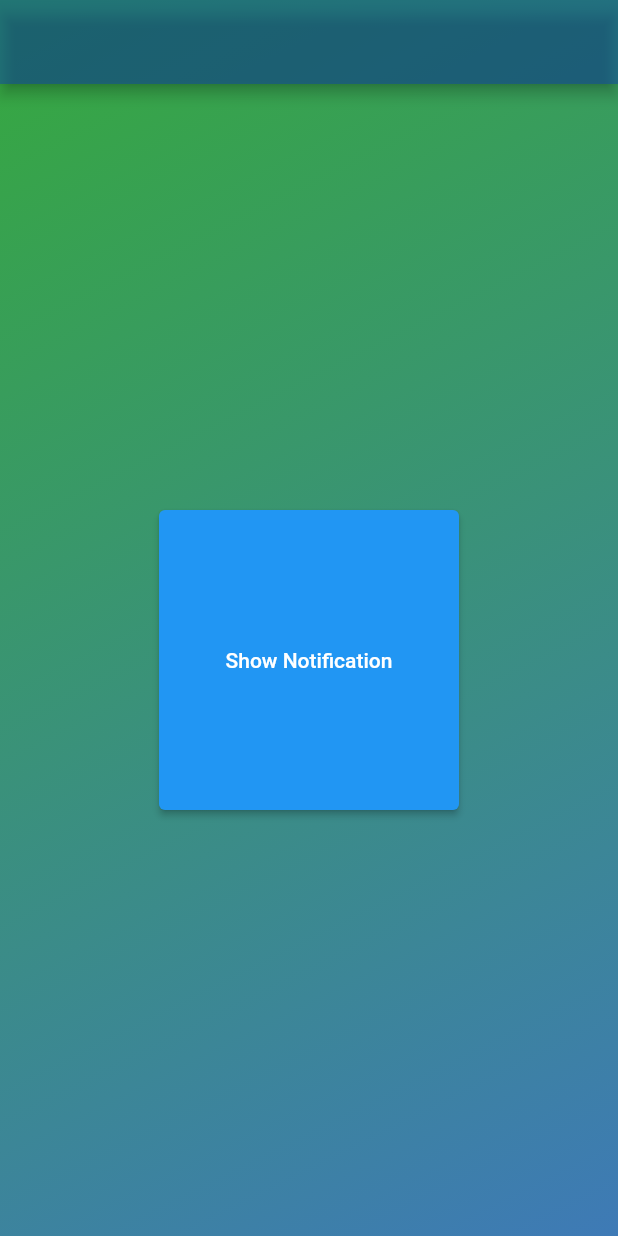
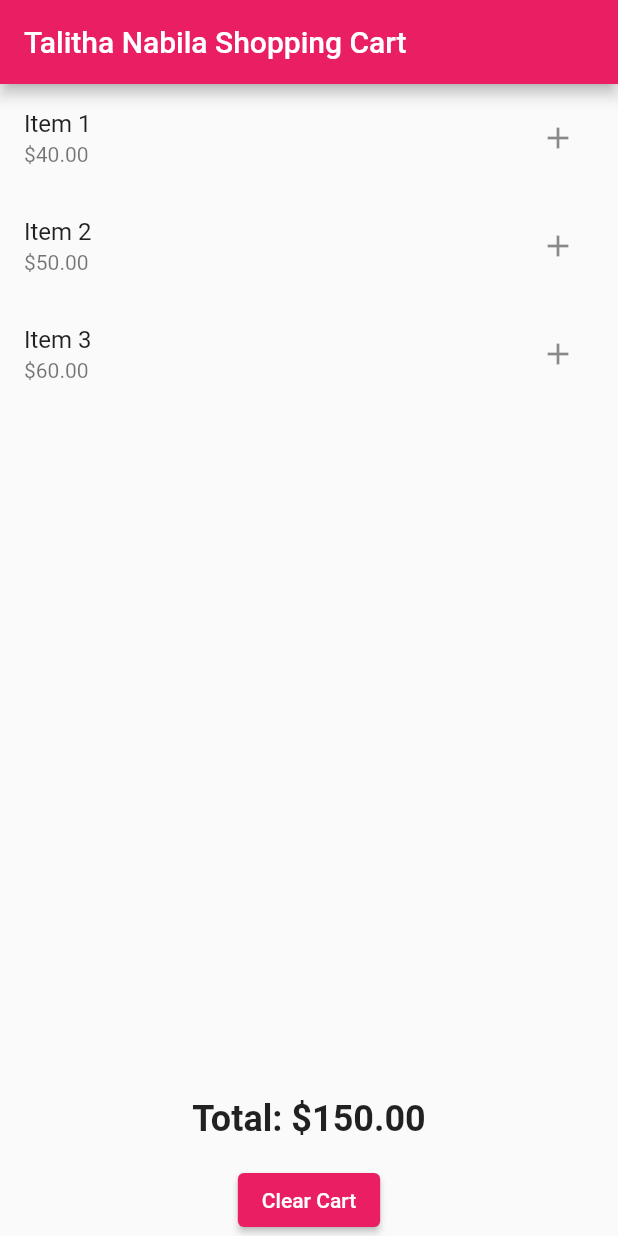
Before and after one commit to Kamize/talitha-flutter, a Flutter app: the screen it shows after launch, on a phone screen of 412 x 824 dp. Run offline on Flutter 3.47's test engine with Material 2 defaults, Android fonts, the phone set to English and light mode, and no system bars.

Commit message:
module 13 state management

```diff
--- a/lib/main.dart
+++ b/lib/main.dart
@@ -1,294 +1,133 @@
-// /// Flutter code sample for BottomNavigationBar
-// // This example shows a [BottomNavigationBar] as it is used within a [Scaffold]
-// // widget. The [BottomNavigationBar] has three [BottomNavigationBarItem]
-// // widgets, which means it defaults to [BottomNavigationBarType.fixed], and
-// // the [currentIndex] is set to index 0. The selected item is
-// // amber. The `_onItemTapped` function changes the selected item's index
-// // and displays a corresponding message in the center of the [Scaffold].
-// import 'package:flutter/material.dart';
-
-// class Todo {
-//   final String title;
-//   final String description;
-
-//   const Todo(this.title, this.description);
-// }
-
-// void main() => runApp(const MyApp());
-
-// /// This is the main application widget.
-// /// Talitha Nabila - 1301204516
-// class MyApp extends StatelessWidget {
-//   const MyApp({Key? key}) : super(key: key);
-//   static const String _title = 'Flutter Code Sample';
-//   @override
-//   Widget build(BuildContext context) {
-//     return MaterialApp(
-//       title: 'Passing Data',
-//       home: TodosScreen(
-//         todos: List.generate(
-//           6,
-//           (i) => Todo(
-//             'To-do list $i',
-//             'This is List $i description by Talitha Nabila',
-//           ),
-//         ),
-//       ),
-//     );
-//   }
-// }
-
-// /// This is the stateful widget that the main application instantiates.
-// class MyStatefulWidget extends StatefulWidget {
-//   const MyStatefulWidget({Key? key}) : super(key: key);
-//   @override
-//   State<MyStatefulWidget> createState() => _MyStatefulWidgetState();
-// }
-
-// /// This is the private State class that goes with MyStatefulWidget.
-// class _MyStatefulWidgetState extends State<MyStatefulWidget> {
-//   int _selectedIndex = 0;
-//   String selectedValue = 'Value 1';
-//   List<String> dropdownItems = ['Value 1', 'Value 2', 'Value 3'];
-//   static const TextStyle optionStyle =
-//       TextStyle(fontSize: 30, fontWeight: FontWeight.bold);
-//   static const List<Widget> _widgetOptions = <Widget>[
-//     Text(
-//       'Index 0: Home',
-//       style: optionStyle,
-//     ),
-//     Text(
-//       'Index 1: Business',
-//       style: optionStyle,
-//     ),
-//     Text(
-//       'Index 2: School',
-//       style: optionStyle,
-//     ),
-//   ];
-
-//   void _onItemTapped(int index) {
-//     setState(() {
-//       _selectedIndex = index;
-//     });
-//   }
-
-//   @override
-//   Widget build(BuildContext context) {
-//     return Scaffold(
-//       appBar: AppBar(
-//         title: const Text('Talitha Nabila BotNav'),
-//         // Talitha Nabila - 1301204516
-//         actions: <Widget>[
-//           IconButton(
-//             icon: const Icon(Icons.menu),
-//             onPressed: () {
-//               print('Menu button pressed!');
-//             },
-//           ),
-//         ],
-//       ),
-//       // child: _widgetOptions.elementAt(_selectedIndex),
-//       body: Center(
-//         // Talitha Nabila - 1301204516
-//         child: DropdownButton<String>(
-//           value: selectedValue,
-//           onChanged: (String? newValue) {
-//             setState(() {
-//               selectedValue = newValue!;
-//             });
-//           },
-//           items: dropdownItems.map<DropdownMenuItem<String>>((String value) {
-//             return DropdownMenuItem<String>(
-//               value: value,
-//               child: Text(value),
-//             );
-//           }).toList(),
-//         ),
-//       ),
-//       bottomNavigationBar: BottomNavigationBar(
-//         items: const <BottomNavigationBarItem>[
-//           BottomNavigationBarItem(
-//             icon: Icon(Icons.home),
-//             label: 'Home',
-//           ),
-//           BottomNavigationBarItem(
-//             icon: Icon(Icons.business),
-//             label: 'Business',
-//           ),
-//           BottomNavigationBarItem(
-//             icon: Icon(Icons.school),
-//             label: 'School',
-//           ),
-//         ],
-//         currentIndex: _selectedIndex,
-//         selectedItemColor: Colors.amber[800],
-//         onTap: _onItemTapped,
-//       ),
-//       // Talitha Nabila - 1301204516
-//       floatingActionButton: ElevatedButton(
-//         onPressed: () {
-//           print('Submit button pressed!');
-//         },
-//         child: Text('Submit'),
-//       ),
-//     );
-//   }
-// }
-
-// class FirstFlow extends StatelessWidget {
-//   // Talitha Nabila - 1301204516
-//   @override
-//   Widget build(BuildContext context) {
-//     return Scaffold(
-//       appBar: AppBar(
-//         title: Text('Flow pertama Talitha 1301204516'),
-//       ),
-//       body: Center(
-//         child: ElevatedButton(
-//           child: Text('Pindah ke flow ke-2'),
-//           onPressed: () {
-//             Navigator.pushNamed(context, '/second');
-//           },
-//         ),
-//       ),
-//     );
-//   }
-// }
-
-// class SecondFlow extends StatelessWidget {
-//   // Talitha Nabila - 1301204516
-//   const SecondFlow();
-//   @override
-//   Widget build(BuildContext context) {
-//     return Scaffold(
-//       appBar: AppBar(
-//         title: Text('ini adalah flow ke-2 Talitha'),
-//       ),
-//       body: Center(
-//         child: ElevatedButton(
-//           child: Text('Kembali ke flow pertama'),
-//           onPressed: () {
-//             Navigator.pop(context);
-//           },
-//         ),
-//       ),
-//     );
-//   }
-// }
-
-// class TodosScreen extends StatelessWidget {
-//   const TodosScreen({super.key, required this.todos});
-
-//   final List<Todo> todos;
-//   @override
-//   Widget build(BuildContext context) {
-//     return Scaffold(
-//         appBar: AppBar(
-//           title: const Text('Talitha Todos'),
-//         ),
-//         body: ListView.builder(
-//           itemCount: todos.length,
-//           itemBuilder: (context, index) {
-//             return ListTile(
-//                 title: Text(todos[index].title),
-//                 onTap: () {
-//                   Navigator.push(
-//                       context,
-//                       MaterialPageRoute(
-//                         builder: (context) => DetailScreen(todo: todos[index]),
-//                       ));
-//                 });
-//           },
-//         ));
-//   }
-// }
-
-// class DetailScreen extends StatelessWidget {
-//   const DetailScreen({super.key, required this.todo});
-//   final Todo todo;
-
-//   @override
-//   Widget build(BuildContext context) {
-//     return Scaffold(
-//         appBar: AppBar(
-//           title: Text(todo.title),
-//         ),
-//         body: Padding(
-//           padding: const EdgeInsets.all(16.0),
-//           child: Text(todo.description),
-//         ));
-//   }
-// }
-import 'notification.dart';
 import 'package:flutter/material.dart';
-import 'package:flutter_local_notifications/flutter_local_notifications.dart';
-
-// Talitha Nabila -1301204516
-final FlutterLocalNotificationsPlugin flutterLocalNotificationsPlugin =
-    FlutterLocalNotificationsPlugin();
+import 'package:provider/provider.dart';
 
 void main() {
   runApp(const MyApp());
 }
 
+// Talitha Nabila - 1301204516
 class MyApp extends StatelessWidget {
-  const MyApp({Key? key}) : super(key: key);
+  const MyApp({super.key});
 
   @override
   Widget build(BuildContext context) {
-    return const MaterialApp(
-      debugShowCheckedModeBanner: false,
-      home: HomePage(),
+    return ChangeNotifierProvider<Cart>(
+      create: (context) => Cart(),
+      child: MaterialApp(
+        title: 'Talitha Nabila State Management Provider Demo',
+        theme: ThemeData(
+          primarySwatch: Colors.pink,
+        ),
+        home: const HomePage(),
+      ),
     );
   }
 }
 
-class HomePage extends StatefulWidget {
-  const HomePage({Key? key}) : super(key: key);
-
-  @override
-  State<HomePage> createState() => _HomePageState();
-}
-
-class _HomePageState extends State<HomePage> {
-  @override
-  void initState() {
-    super.initState();
-    Noti.initialize(flutterLocalNotificationsPlugin);
-  }
+class HomePage extends StatelessWidget {
+  const HomePage({super.key});
 
   @override
   Widget build(BuildContext context) {
-    return Container(
-        decoration: const BoxDecoration(
-            gradient: LinearGradient(
-                begin: Alignment.topLeft,
-                end: Alignment.bottomRight,
-                colors: [
-              Color.fromARGB(255, 54, 169, 61),
-              Color.fromARGB(255, 62, 122, 182)
-            ])),
-        child: Scaffold(
-            backgroundColor: Colors.transparent,
-            appBar: AppBar(
-              backgroundColor:
-                  Color.fromARGB(255, 16, 73, 172).withOpacity(0.5),
-            ),
-            body: Center(
-                child: Container(
-              decoration: BoxDecoration(
-                  color: Colors.white, borderRadius: BorderRadius.circular(20)),
-              width: 200,
-              height: 200,
-              child: ElevatedButton(
-                  onPressed: () {
-                    Noti.showBigTextNotification(
-                        title: "New Notification",
-                        body: "Talitha Nabila - 1301204516",
-                        fln: flutterLocalNotificationsPlugin);
-                  },
-                  child: Text("Show Notification")),
-            ))));
+    return Scaffold(
+      appBar: AppBar(
+        title: const Text('Talitha Nabila Shopping Cart'),
+      ),
+      body: Column(
+        children: [
+          expand(),
+          const CartTotal(),
+          const ClearCartButton(),
+        ],
+      ),
+    );
+  }
+
+  Expanded expand() {
+    return const Expanded(
+          child: ItemList(),
+        );
   }
 }
+
+class ItemList extends StatelessWidget {
+  const ItemList({super.key});
+
+  @override
+  Widget build(BuildContext context) {
+    final cart = Provider.of<Cart>(context);
+    return ListView.builder(
+      itemCount: cart.items.length,
+      itemBuilder: (context, index) {
+        final item = cart.items[index];
+        return ListTile(
+          title: Text(item.name),
+          subtitle: Text('\$${item.price.toStringAsFixed(2)}'),
+          trailing: IconButton(
+            icon: const Icon(Icons.add),
+            onPressed: () => cart.addItem(item),
+          ),
+        );
+      },
+    );
+  }
+}
+
+// Talitha Nabila - 1301204516
+class CartTotal extends StatelessWidget {
+  const CartTotal({super.key});
+
+  @override
+  Widget build(BuildContext context) {
+    final cart = Provider.of<Cart>(context);
+    return Padding(
+      padding: const EdgeInsets.all(16.0),
+      child: Text(
+        'Total: \$${cart.totalValue.toStringAsFixed(2)}',
+        style: const TextStyle(fontSize: 24.0, fontWeight: FontWeight.bold),
+      ),
+    );
+  }
+}
+
+class ClearCartButton extends StatelessWidget {
+  const ClearCartButton({super.key});
+
+  @override
+  Widget build(BuildContext context) {
+    final cart = Provider.of<Cart>(context);
+    return ElevatedButton(
+      onPressed: () => cart.clearCart(),
+      child: const Text('Clear Cart'),
+    );
+  }
+}
+
+class Cart extends ChangeNotifier {
+  final List<Item> _items = [
+    Item(name: 'Item 1', price: 40.0),
+    Item(name: 'Item 2', price: 50.0),
+    Item(name: 'Item 3', price: 60.0),
+  ];
+
+  List<Item> get items => _items;
+
+  double get totalValue => _items.fold(0, (sum, item) => sum + item.price);
+
+  void addItem(Item item) {
+    _items.add(item);
+    notifyListeners();
+  }
+
+  void clearCart() {
+    _items.clear();
+    notifyListeners();
+  }
+}
+
+class Item {
+  final String name;
+  final double price;
+
+  Item({required this.name, required this.price});
+}
--- a/lib/notification.dart
+++ b/lib/notification.dart
@@ -1,35 +1,35 @@
-import 'package:flutter_local_notifications/flutter_local_notifications.dart';
+// import 'package:flutter_local_notifications/flutter_local_notifications.dart';
 
-// Talitha Nabila -1301204516
-class Noti {
-  static Future initialize(
-      FlutterLocalNotificationsPlugin flutterLocalNotificationsPlugin) async {
-    var androidInitialize =
-        new AndroidInitializationSettings('mipmap/ic_launcher');
-    var iOSInitialize = new DarwinInitializationSettings();
-    var initializationSettings = new InitializationSettings(
-        android: androidInitialize, iOS: iOSInitialize);
-    await flutterLocalNotificationsPlugin.initialize(initializationSettings);
-  }
+// // Talitha Nabila -1301204516
+// class Noti {
+//   static Future initialize(
+//       FlutterLocalNotificationsPlugin flutterLocalNotificationsPlugin) async {
+//     var androidInitialize =
+//         new AndroidInitializationSettings('mipmap/ic_launcher');
+//     var iOSInitialize = new DarwinInitializationSettings();
+//     var initializationSettings = new InitializationSettings(
+//         android: androidInitialize, iOS: iOSInitialize);
+//     await flutterLocalNotificationsPlugin.initialize(initializationSettings);
+//   }
 
-  static Future showBigTextNotification(
-      {var id = 0,
-      required String title,
-      required String body,
-      var payload,
-      required FlutterLocalNotificationsPlugin fln}) async {
-    AndroidNotificationDetails androidPlatformChannelSpesifics =
-        new AndroidNotificationDetails(
-      '10160',
-      'channel_name',
-      playSound: true,
-      importance: Importance.max,
-      priority: Priority.high,
-    );
+//   static Future showBigTextNotification(
+//       {var id = 0,
+//       required String title,
+//       required String body,
+//       var payload,
+//       required FlutterLocalNotificationsPlugin fln}) async {
+//     AndroidNotificationDetails androidPlatformChannelSpesifics =
+//         new AndroidNotificationDetails(
+//       '10160',
+//       'channel_name',
+//       playSound: true,
+//       importance: Importance.max,
+//       priority: Priority.high,
+//     );
 
-    var not = NotificationDetails(
-        android: androidPlatformChannelSpesifics,
-        iOS: DarwinNotificationDetails());
-    await fln.show(10160, title, body, not);
-  }
-}
+//     var not = NotificationDetails(
+//         android: androidPlatformChannelSpesifics,
+//         iOS: DarwinNotificationDetails());
+//     await fln.show(10160, title, body, not);
+//   }
+// }
--- a/pubspec.yaml
+++ b/pubspec.yaml
@@ -34,6 +34,7 @@ dependencies:
   http: ^0.13.6
   fluro: ^2.0.5
   flutter_local_notifications: ^8.0.0
+  provider: ^6.0.0
 
 
   # The following adds the Cupertino Icons font to your application.
```
Also changed, not shown: pubspec.lock, 1 other file.
